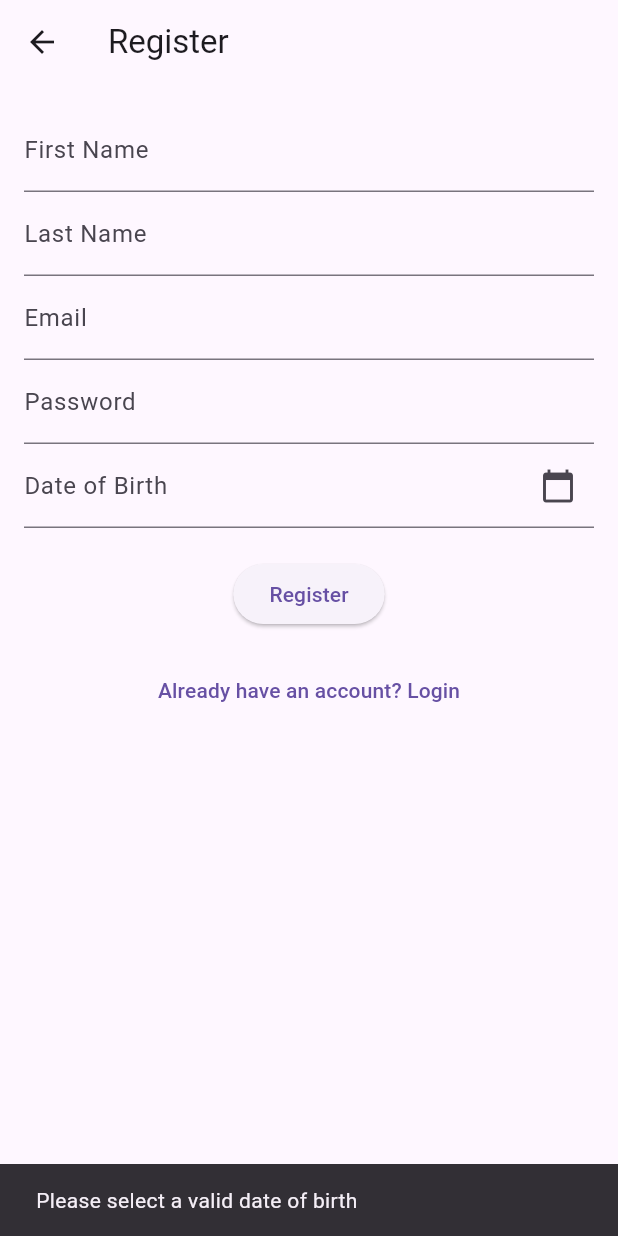
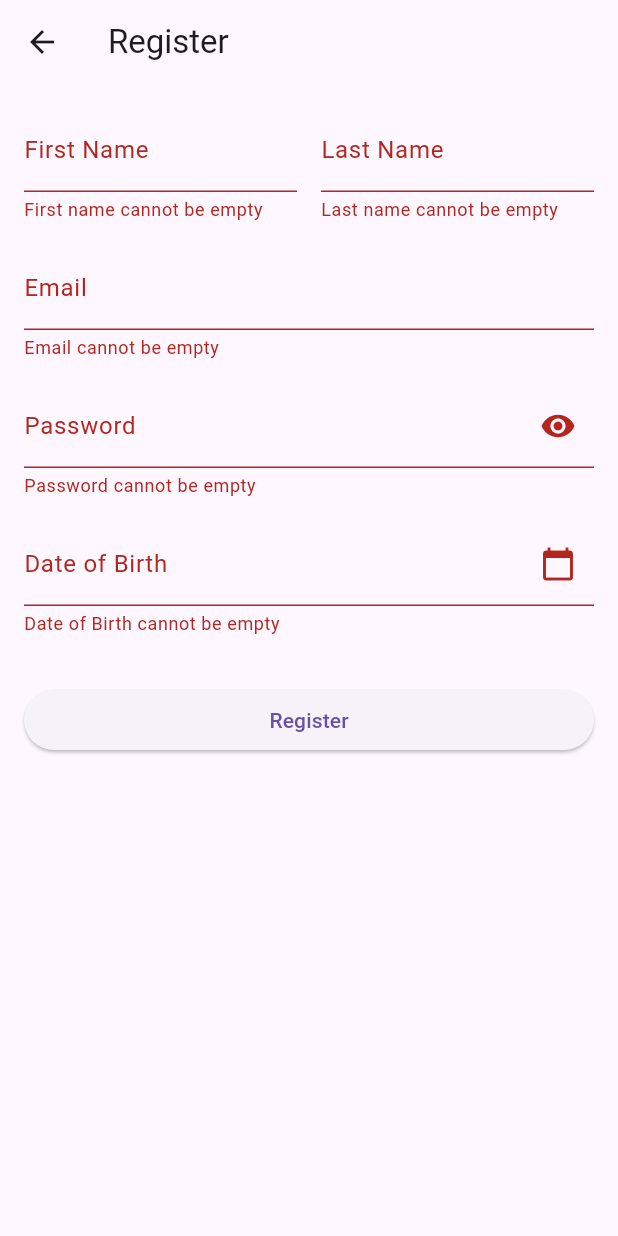
Before and after one commit to JCAdkins/ReminderApp, a Flutter app: the RegisterScreen screen opened directly, after a tap on "Register", on a phone screen of 412 x 824 dp. Run offline on Flutter 3.47's test engine with Material 3 defaults, Android fonts, the light colour scheme and no system bars; our stand-ins replace dio, flutter_dotenv, flutter_secure_storage; missing offline and left inert: dart:html; accounts and stored records are empty.

Commit message:
Fixed bugs related to registering new users. Added form validation to the register screen.

```diff
--- /dev/null
+++ b/mobile/app/lib/api/api_exception.dart
@@ -0,0 +1,7 @@
+class ApiException implements Exception {
+  final String message;
+  ApiException(this.message);
+
+  @override
+  String toString() => "ApiException: $message";
+}
--- a/mobile/app/lib/api/models/register_request.dart
+++ b/mobile/app/lib/api/models/register_request.dart
@@ -11,7 +11,12 @@ class RegisterRequest {
     required this.firstName,
     required this.lastName,
     required this.dob,
-  });
+  }) {
+    _validateEmail(email);
+    _validatePassword(password);
+    _validateName(firstName, "First name");
+    _validateName(lastName, "Last name");
+  }
 
   Map<String, dynamic> toJson() => {
         "email": email,
@@ -20,4 +25,29 @@ class RegisterRequest {
         "last_name": lastName,
         "dob": dob.toIso8601String(),
       };
+
+  // ----- Validation Methods -----
+
+  void _validateEmail(String email) {
+    final emailRegex = RegExp(r"^[\w-\.]+@([\w-]+\.)+[\w-]{2,4}$");
+    if (!emailRegex.hasMatch(email)) {
+      throw FormatException("Invalid email format");
+    }
+  }
+
+  void _validatePassword(String password) {
+    final specialCharRegex = RegExp(r'[!@#$%^&*(),.?":{}|<>]');
+    if (password.length < 10) {
+      throw FormatException("Password must be at least 10 characters long");
+    }
+    if (!specialCharRegex.hasMatch(password)) {
+      throw FormatException("Password must contain at least one special character");
+    }
+  }
+
+  void _validateName(String name, String fieldName) {
+    if (name.trim().isEmpty) {
+      throw FormatException("$fieldName cannot be empty");
+    }
+  }
 }
--- a/mobile/app/lib/screens/register_screen.dart
+++ b/mobile/app/lib/screens/register_screen.dart
@@ -1,22 +1,89 @@
 import 'package:flutter/material.dart';
+import '../widgets/form_fields/name_field.dart';
+import '../widgets/form_fields/email_field.dart';
+import '../widgets/form_fields/password_field.dart';
+import '../widgets/form_fields/dob_field.dart';
+import '../widgets/error_snackbar.dart';
 import '../api/auth_service.dart';
 import '../api/models/register_request.dart';
-import 'login_screen.dart';
+import '../api/api_exception.dart';
 
 class RegisterScreen extends StatefulWidget {
+  const RegisterScreen({super.key});
+
   @override
-  State<RegisterScreen> createState() => _RegisterScreenState();
+  _RegisterScreenState createState() => _RegisterScreenState();
 }
 
 class _RegisterScreenState extends State<RegisterScreen> {
-  final firstNameCtrl = TextEditingController();
-  final lastNameCtrl = TextEditingController();
-  final emailCtrl = TextEditingController();
-  final passCtrl = TextEditingController();
-  final dobCtrl = TextEditingController();
+  final _formKey = GlobalKey<FormState>();
 
-  final auth = AuthService();
-  bool loading = false;
+  final TextEditingController _firstNameController = TextEditingController();
+  final TextEditingController _lastNameController = TextEditingController();
+  final TextEditingController _emailController = TextEditingController();
+  final TextEditingController _passwordController = TextEditingController();
+  final TextEditingController _dobController = TextEditingController();
+
+  final AuthService _authService = AuthService();
+
+  bool _isLoading = false;
+
+  void _submit() async {
+    if (!_formKey.currentState!.validate()) {
+      return; // Stop if form is invalid
+    }
+
+    setState(() {
+      _isLoading = true;
+    });
+
+    final request = RegisterRequest(
+      firstName: _firstNameController.text.trim(),
+      lastName: _lastNameController.text.trim(),
+      email: _emailController.text.trim(),
+      password: _passwordController.text,
+      dob: DateTime.parse(_dobController.text),
+    );
+
+    try {
+      final response = await _authService.register(request);
+
+      if (response.accessToken.isNotEmpty) {
+        ScaffoldMessenger.of(context).showSnackBar(
+          const SnackBar(
+            content: Text("Registration successful!"),
+            backgroundColor: Colors.green,
+          ),
+        );
+
+        // Navigate to login or home
+        Navigator.pop(context);
+      } else {
+        showErrorSnackBar(
+          context,
+          "Registration failed. Email may already be in use."
+        );
+      }
+    } on ApiException catch (e) {
+      showErrorSnackBar(context, "Registration failed: ${e.message}");
+    } catch (e) {
+      showErrorSnackBar(context, "Registration failed: ${e.toString()}");
+    } finally {
+      setState(() {
+        _isLoading = false;
+      });
+    }
+  }
+
+  @override
+  void dispose() {
+    _firstNameController.dispose();
+    _lastNameController.dispose();
+    _emailController.dispose();
+    _passwordController.dispose();
+    _dobController.dispose();
+    super.dispose();
+  }
 
   @override
   Widget build(BuildContext context) {
@@ -24,108 +91,27 @@ class _RegisterScreenState extends State<RegisterScreen> {
       appBar: AppBar(title: const Text("Register")),
       body: Padding(
         padding: const EdgeInsets.all(16.0),
-        child: SingleChildScrollView(
-          child: Column(
+        child: Form(
+          key: _formKey,
+          child: ListView(
             children: [
-              TextField(
-                controller: firstNameCtrl,
-                decoration: const InputDecoration(labelText: "First Name"),
-              ),
-              TextField(
-                controller: lastNameCtrl,
-                decoration: const InputDecoration(labelText: "Last Name"),
-              ),
-              TextField(
-                controller: emailCtrl,
-                decoration: const InputDecoration(labelText: "Email"),
-              ),
-              TextField(
-                controller: passCtrl,
-                decoration: const InputDecoration(labelText: "Password"),
-                obscureText: true,
-              ),
-              TextField(
-                controller: dobCtrl,
-                decoration: const InputDecoration(
-                  labelText: "Date of Birth",
-                  suffixIcon: Icon(Icons.calendar_today),
+              NameField(
+                firstNameController: _firstNameController,
+                lastNameController: _lastNameController,
                 ),
-                readOnly: true,
-                onTap: () async {
-                  final selectedDate = await showDatePicker(
-                    context: context,
-                    initialDate: DateTime(2000, 1, 1),
-                    firstDate: DateTime(1900),
-                    lastDate: DateTime.now(),
-                  );
-
-                  if (selectedDate != null) {
-                    dobCtrl.text =
-                        "${selectedDate.year}-${selectedDate.month.toString().padLeft(2, '0')}-${selectedDate.day.toString().padLeft(2, '0')}";
-                  }
-                },
-              ),
-              const SizedBox(height: 20),
-
-              /// REGISTER BUTTON
-              ElevatedButton(
-                onPressed: loading
-                    ? null
-                    : () async {
-                        setState(() => loading = true);
-
-                        final selectedDob = DateTime.tryParse(dobCtrl.text);
-
-                        if (selectedDob == null) {
-                        ScaffoldMessenger.of(context).showSnackBar(
-                            const SnackBar(content: Text("Please select a valid date of birth")),
-                        );
-                        setState(() => loading = false);
-                        return;
-                        }
-
-                        final request = RegisterRequest(
-                        firstName: firstNameCtrl.text,
-                        lastName: lastNameCtrl.text,
-                        email: emailCtrl.text,
-                        password: passCtrl.text,
-                        dob: selectedDob, // <-- pass DateTime here
-                        );
-
-                        final response = await auth.register(request);
-
-                        setState(() => loading = false);
-
-                        if (response.accessToken != null && response.accessToken!.isNotEmpty) {
-                          ScaffoldMessenger.of(context).showSnackBar(
-                            const SnackBar(content: Text("Registered successfully!")),
-                          );
-                          Navigator.pushReplacement(
-                            context,
-                            MaterialPageRoute(builder: (context) => LoginScreen()),
-                          );
-                        } else {
-                          ScaffoldMessenger.of(context).showSnackBar(
-                            const SnackBar(content: Text("Registration failed")),
-                          );
-                        }
-                      },
-                child: loading
-                    ? const CircularProgressIndicator(color: Colors.white)
-                    : const Text("Register"),
-              ),
-
               const SizedBox(height: 16),
-
-              TextButton(
-                onPressed: () {
-                  Navigator.pushReplacement(
-                    context,
-                    MaterialPageRoute(builder: (context) => LoginScreen()),
-                  );
-                },
-                child: const Text("Already have an account? Login"),
-              ),
+              EmailField(controller: _emailController),
+              const SizedBox(height: 16),
+              PasswordField(controller: _passwordController),
+              const SizedBox(height: 16),
+              DOBField(controller: _dobController),
+              const SizedBox(height: 32),
+              _isLoading
+                  ? const Center(child: CircularProgressIndicator())
+                  : ElevatedButton(
+                      onPressed: _submit,
+                      child: const Text("Register"),
+                    ),
             ],
           ),
         ),
--- /dev/null
+++ b/mobile/app/lib/widgets/form_fields/dob_field.dart
@@ -0,0 +1,57 @@
+import 'package:flutter/material.dart';
+
+class DOBField extends StatefulWidget {
+  final TextEditingController controller;
+
+  const DOBField({super.key, required this.controller});
+
+  @override
+  _DOBFieldState createState() => _DOBFieldState();
+}
+
+class _DOBFieldState extends State<DOBField> {
+  DateTime? _selectedDate;
+
+  Future<void> _pickDate(BuildContext context) async {
+    final now = DateTime.now();
+    final initialDate = _selectedDate ?? DateTime(now.year - 18); // Default 18 years ago
+    final firstDate = DateTime(1900);
+    final lastDate = now;
+
+    final pickedDate = await showDatePicker(
+      context: context,
+      initialDate: initialDate,
+      firstDate: firstDate,
+      lastDate: lastDate,
+    );
+
+    if (pickedDate != null) {
+      setState(() {
+        _selectedDate = pickedDate;
+        widget.controller.text = "${pickedDate.year}-${pickedDate.month.toString().padLeft(2,'0')}-${pickedDate.day.toString().padLeft(2,'0')}";
+      });
+    }
+  }
+
+  @override
+  Widget build(BuildContext context) {
+    return TextFormField(
+      controller: widget.controller,
+      readOnly: true,
+      decoration: InputDecoration(
+        labelText: "Date of Birth",
+        suffixIcon: IconButton(
+          icon: const Icon(Icons.calendar_today),
+          onPressed: () => _pickDate(context),
+        ),
+      ),
+      validator: (value) {
+        if (value == null || value.isEmpty) {
+          return "Date of Birth cannot be empty";
+        }
+        return null;
+      },
+      onTap: () => _pickDate(context),
+    );
+  }
+}
--- /dev/null
+++ b/mobile/app/lib/widgets/form_fields/email_field.dart
@@ -0,0 +1,26 @@
+import 'package:flutter/material.dart';
+
+class EmailField extends StatelessWidget {
+  final TextEditingController controller;
+
+  const EmailField({super.key, required this.controller});
+
+  @override
+  Widget build(BuildContext context) {
+    return TextFormField(
+      controller: controller,
+      decoration: const InputDecoration(labelText: "Email"),
+      keyboardType: TextInputType.emailAddress,
+      validator: (value) {
+        if (value == null || value.trim().isEmpty) {
+          return "Email cannot be empty";
+        }
+        final emailRegex = RegExp(r"^[\w-\.]+@([\w-]+\.)+[\w-]{2,4}$");
+        if (!emailRegex.hasMatch(value.trim())) {
+          return "Enter a valid email address";
+        }
+        return null;
+      },
+    );
+  }
+}
--- /dev/null
+++ b/mobile/app/lib/widgets/form_fields/name_field.dart
@@ -0,0 +1,45 @@
+import 'package:flutter/material.dart';
+
+class NameField extends StatelessWidget {
+  final TextEditingController firstNameController;
+  final TextEditingController lastNameController;
+
+  const NameField({
+    super.key,
+    required this.firstNameController,
+    required this.lastNameController,
+  });
+
+  @override
+  Widget build(BuildContext context) {
+    return Row(
+      children: [
+        Expanded(
+          child: TextFormField(
+            controller: firstNameController,
+            decoration: const InputDecoration(labelText: "First Name"),
+            validator: (value) {
+              if (value == null || value.trim().isEmpty) {
+                return "First name cannot be empty";
+              }
+              return null;
+            },
+          ),
+        ),
+        const SizedBox(width: 16),
+        Expanded(
+          child: TextFormField(
+            controller: lastNameController,
+            decoration: const InputDecoration(labelText: "Last Name"),
+            validator: (value) {
+              if (value == null || value.trim().isEmpty) {
+                return "Last name cannot be empty";
+              }
+              return null;
+            },
+          ),
+        ),
+      ],
+    );
+  }
+}
--- /dev/null
+++ b/mobile/app/lib/widgets/form_fields/password_field.dart
@@ -0,0 +1,42 @@
+import 'package:flutter/material.dart';
+
+class PasswordField extends StatefulWidget {
+  final TextEditingController controller;
+
+  const PasswordField({super.key, required this.controller});
+
+  @override
+  _PasswordFieldState createState() => _PasswordFieldState();
+}
+
+class _PasswordFieldState extends State<PasswordField> {
+  bool _obscureText = true;
+
+  @override
+  Widget build(BuildContext context) {
+    return TextFormField(
+      controller: widget.controller,
+      decoration: InputDecoration(
+        labelText: "Password",
+        suffixIcon: IconButton(
+          icon: Icon(_obscureText ? Icons.visibility : Icons.visibility_off),
+          onPressed: () => setState(() => _obscureText = !_obscureText),
+        ),
+      ),
+      obscureText: _obscureText,
+      validator: (value) {
+        if (value == null || value.isEmpty) {
+          return "Password cannot be empty";
+        }
+        if (value.length < 10) {
+          return "Password must be at least 10 characters";
+        }
+        final specialCharRegex = RegExp(r'[!@#$%^&*(),.?":{}|<>]');
+        if (!specialCharRegex.hasMatch(value)) {
+          return "Password must contain at least one special character";
+        }
+        return null;
+      },
+    );
+  }
+}
```
Also changed, not shown: mobile/app/lib/api/auth_service.dart (+15 -7 lines), mobile/app/lib/widgets/auth_text_field.dart (deleted, +0 -26 lines), mobile/app/lib/widgets/error_snackbar.dart (added, +11 -0 lines), 4 other files.
